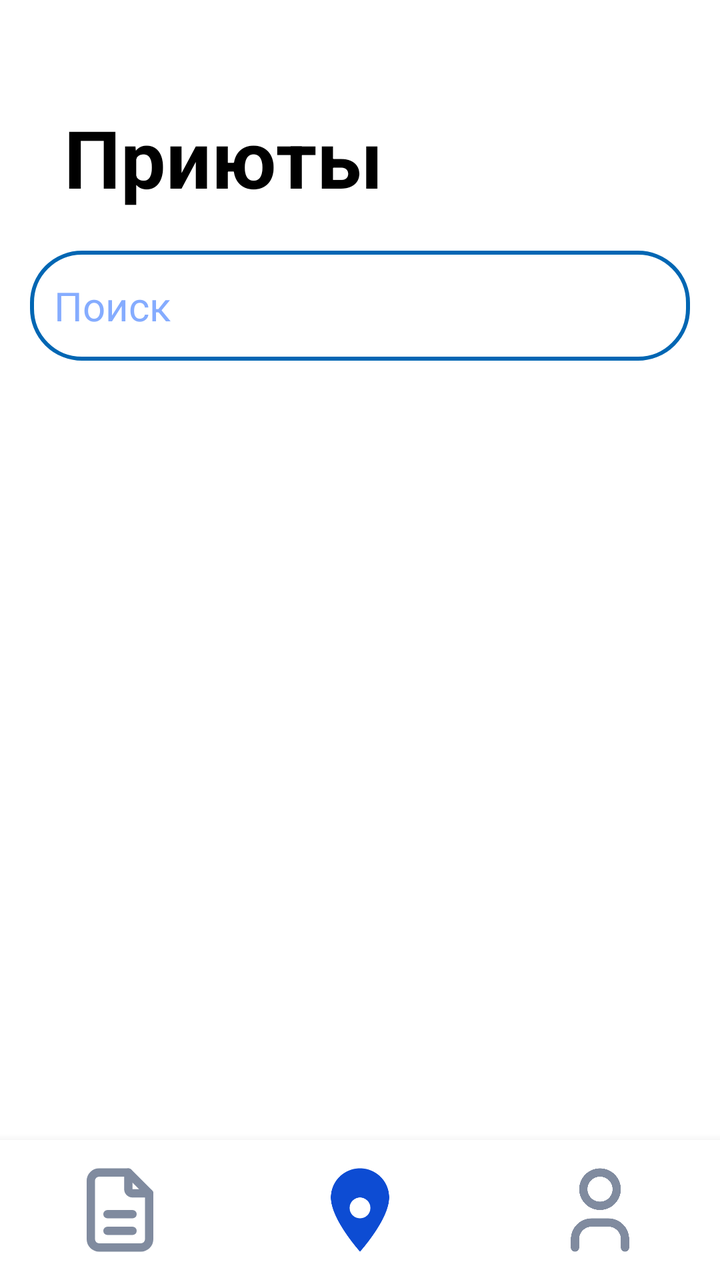
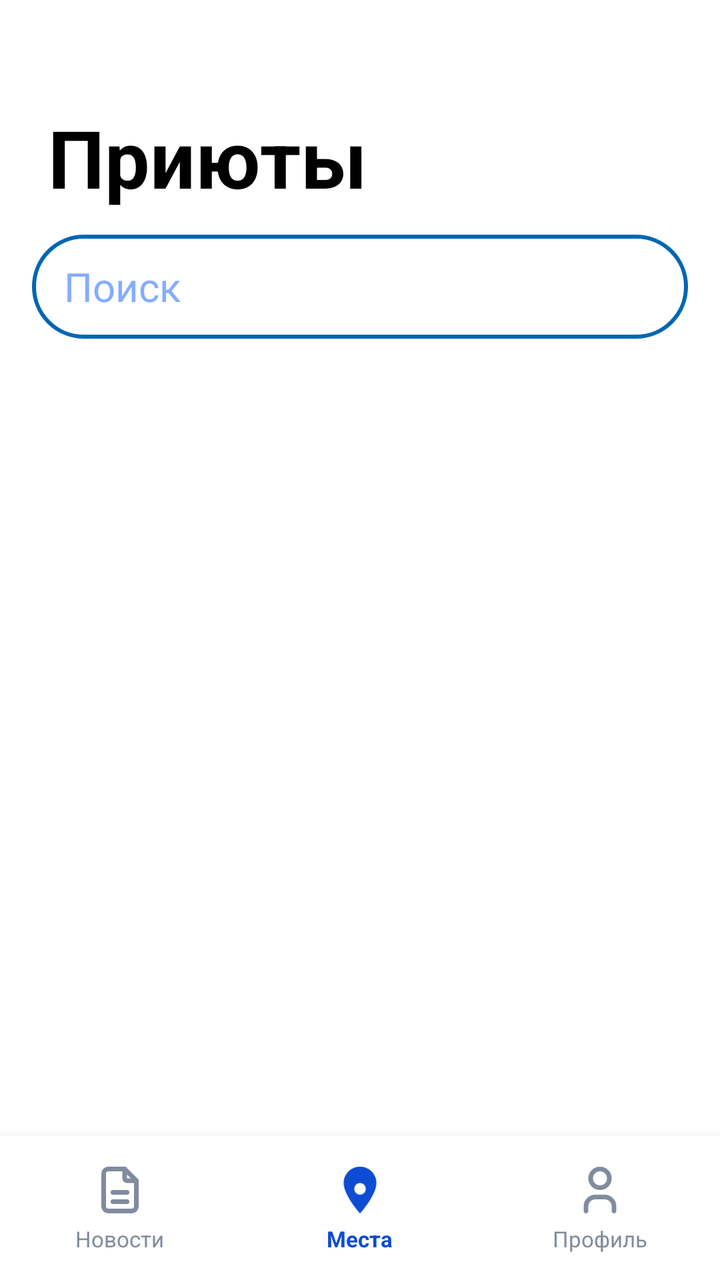

Before-and-after screenshots of an Android layout around one commit, followed by the original layout XML and the change that was made.
<!-- AndroidManifest.xml: application theme Theme.VetUslugi -->
<!-- res/layout/fragment_shelters.xml -->
<?xml version="1.0" encoding="utf-8"?>
<androidx.constraintlayout.widget.ConstraintLayout xmlns:android="http://schemas.android.com/apk/res/android"
    android:layout_width="match_parent"
    android:layout_height="match_parent"
    xmlns:app="http://schemas.android.com/apk/res-auto"
    xmlns:tools="http://schemas.android.com/tools">


    <TextView
        android:id="@+id/shelters"
        android:layout_width="wrap_content"
        android:layout_height="wrap_content"
        android:layout_marginStart="32dp"
        android:layout_marginTop="52dp"
        android:text="Приюты"
        android:textColor="?android:attr/colorPrimary"
        android:textSize="40sp"
        android:textStyle="bold"
        app:layout_constraintStart_toStartOf="parent"
        app:layout_constraintTop_toTopOf="parent" />

    <androidx.recyclerview.widget.RecyclerView
        android:id="@+id/sheltersRecycler"
        android:layout_width="400dp"
        android:layout_height="550dp"
        android:layout_marginTop="96dp"
        app:layout_constraintEnd_toEndOf="@+id/shelters"
        app:layout_constraintHorizontal_bias="0.112"
        app:layout_constraintStart_toStartOf="@+id/shelters"
        app:layout_constraintTop_toBottomOf="@+id/shelters"
        tools:itemCount="4"
        tools:listitem="@layout/item_shelter" />

    <include
        android:id="@+id/customBottomBar"
        layout="@layout/nav_bar2"
        android:layout_width="match_parent"
        android:layout_height="70dp"
        android:layout_alignParentBottom="true"
        app:layout_constraintBottom_toBottomOf="parent" />

    <EditText
        android:id="@+id/etSearch"
        android:layout_width="match_parent"
        android:layout_height="55dp"
        android:layout_marginHorizontal="15dp"
        android:layout_marginTop="20dp"
        android:hint="Поиск"
        app:layout_constraintStart_toStartOf="@+id/shelters"
        app:layout_constraintTop_toBottomOf="@+id/shelters" />

</androidx.constraintlayout.widget.ConstraintLayout>
<!-- res/layout/item_shelter.xml (included above) -->
<com.google.android.material.card.MaterialCardView xmlns:android="http://schemas.android.com/apk/res/android"
    xmlns:app="http://schemas.android.com/apk/res-auto"
    android:layout_width="match_parent"
    android:layout_height="wrap_content"
    android:layout_margin="8dp"
    app:cardCornerRadius="16dp"
    app:cardElevation="4dp"
    app:strokeColor="@color/blue"
    app:strokeWidth="2dp"
    android:backgroundTint="?android:attr/background">

    <LinearLayout
        android:layout_width="match_parent"
        android:layout_height="wrap_content"
        android:orientation="horizontal"
        android:padding="12dp">

        <ImageView
            android:id="@+id/imageView"
            android:layout_width="96dp"
            android:layout_height="96dp"
            android:scaleType="centerCrop"
            android:layout_marginEnd="12dp"
            android:background="@drawable/shelter"
            android:clipToOutline="true" />

        <LinearLayout
            android:layout_width="0dp"
            android:layout_height="wrap_content"
            android:layout_weight="1"
            android:orientation="vertical">

            <TextView
                android:id="@+id/nameShelterText"
                android:layout_width="wrap_content"
                android:layout_height="wrap_content"
                android:text="Название приюта"
                android:textColor="?android:attr/colorPrimary"
                android:textSize="16sp"
                android:textStyle="bold" />

            <LinearLayout
                android:layout_width="wrap_content"
                android:layout_height="wrap_content">
                <TextView
                    android:id="@+id/addressText"
                    android:layout_width="wrap_content"
                    android:layout_height="wrap_content"
                    android:text="Адрес:"
                    android:textColor="?android:attr/colorPrimary"
                    android:textSize="14sp"
                    android:layout_marginTop="4dp" />

                <TextView
                    android:id="@+id/addressShelterInput"
                    android:layout_width="wrap_content"
                    android:layout_height="24dp"
                    android:layout_marginStart="5dp"
                    android:layout_marginTop="4dp"
                    android:text="default"
                    android:textColor="?android:attr/colorPrimary"
                    android:textSize="14sp" />
            </LinearLayout>

            <LinearLayout
                android:layout_width="wrap_content"
                android:layout_height="wrap_content">

                <TextView
                    android:id="@+id/phoneText"
                    android:layout_width="wrap_content"
                    android:layout_height="wrap_content"
                    android:text="Телефон"
                    android:textColor="?android:attr/colorPrimary"
                    android:textSize="14sp"
                    android:layout_marginTop="2dp" />

                <TextView
                    android:id="@+id/phoneShelterInput"
                    android:layout_width="wrap_content"
                    android:layout_height="wrap_content"
                    android:text="default"
                    android:textColor="?android:attr/colorPrimary"
                    android:textSize="14sp"
                    android:layout_marginTop="2dp"
                    android:layout_marginStart="5dp"/>
            </LinearLayout>

            <LinearLayout
                android:layout_width="wrap_content"
                android:layout_height="wrap_content">
                <TextView
                    android:id="@+id/descriptionText"
                    android:layout_width="wrap_content"
                    android:layout_height="wrap_content"
                    android:text="Описание"
                    android:textColor="?android:attr/colorPrimary"
                    android:textSize="13sp"
                    android:layout_marginTop="2dp" />
                <TextView
                    android:id="@+id/descriptionShelterInput"
                    android:layout_width="wrap_content"
                    android:layout_height="wrap_content"
                    android:text="default"
                    android:textColor="?android:attr/colorPrimary"
                    android:textSize="13sp"
                    android:layout_marginTop="2dp"
                    android:layout_marginStart="5dp"/>
            </LinearLayout>

        </LinearLayout>
    </LinearLayout>
</com.google.android.material.card.MaterialCardView>
<!-- res/layout/nav_bar2.xml (included above) -->
<?xml version="1.0" encoding="utf-8"?>
<LinearLayout
    xmlns:android="http://schemas.android.com/apk/res/android"
    android:id="@+id/customBottomBar"
    android:layout_width="match_parent"
    android:layout_height="64dp"
    android:orientation="horizontal"
    android:background="@color/light_gray"
    android:gravity="center"
    android:weightSum="3"
    android:elevation="8dp">

    <LinearLayout
        android:id="@+id/nav_news"
        android:layout_width="0dp"
        android:layout_height="match_parent"
        android:layout_weight="1"
        android:gravity="center"
        android:orientation="vertical">
        <ImageView
            android:id="@+id/icon_news"
            android:layout_width="50dp"
            android:layout_height="50dp"
            android:src="@drawable/news" />
    </LinearLayout>

    <LinearLayout
        android:id="@+id/nav_places"
        android:layout_width="0dp"
        android:layout_height="match_parent"
        android:layout_weight="1"
        android:gravity="center"
        android:orientation="vertical">
        <ImageView
            android:id="@+id/icon_places"
            android:layout_width="50dp"
            android:layout_height="50dp"
            android:src="@drawable/placesselected" />
    </LinearLayout>

    <LinearLayout
        android:id="@+id/nav_profile"
        android:layout_width="0dp"
        android:layout_height="match_parent"
        android:layout_weight="1"
        android:gravity="center"
        android:orientation="vertical">
        <ImageView
            android:id="@+id/icon_profile"
            android:layout_width="50dp"
            android:layout_height="50dp"
            android:src="@drawable/profile" />
    </LinearLayout>

</LinearLayout>
<!-- resources referenced by this layout -->
<resources>
  <color name="blue">#0066B3</color>
  <color name="light_gray">#E2E2E2</color>
  <!-- drawable placesselected (drawable) -->
  <vector xmlns:android="http://schemas.android.com/apk/res/android"
      android:width="24dp"
      android:height="24dp"
      android:viewportWidth="24"
      android:viewportHeight="24">
    <path
        android:pathData="M12,2C8.13,2 5,5.13 5,9c0,5.25 7,13 7,13s7,-7.75 7,-13c0,-3.87 -3.13,-7 -7,-7z"
        android:fillColor="@color/icon_blue"/>
    <path
        android:pathData="M12,11.5m-2.5,0a2.5,2.5 0,1 1,5 0a2.5,2.5 0,1 1,-5 0"
        android:fillColor="@color/white"/>
  </vector>
  <!-- drawable shelter (drawable) -->
  <vector xmlns:android="http://schemas.android.com/apk/res/android"
      android:width="24dp"
      android:height="24dp"
      android:viewportWidth="24"
      android:viewportHeight="24">
    <path
        android:pathData="M15,3a3,3 0,0 1,3 3a3,3 0,1 1,-2.12 5.122l-4.758,4.758a3,3 0,1 1,-5.117 2.297l0,-0.177l-0.176,0a3,3 0,1 1,2.298 -5.115l4.758,-4.758a3,3 0,0 1,2.12 -5.122z"
        android:strokeLineJoin="round"
        android:strokeWidth="2"
        android:fillColor="#00000000"
        android:strokeColor="@color/icon_gray"
        android:strokeLineCap="round"/>
  </vector>
  <style name="Theme.VetUslugi" parent="Base.Theme.VetUslugi" />
  <color name="icon_gray">#808B9F</color>
  <color name="icon_blue">#0D4CD3</color>
  <color name="white">#FFFFFF</color>
  <style name="Base.Theme.VetUslugi" parent="Theme.Material3.DayNight.NoActionBar">
  
          <item name="materialButtonStyle">@style/Button</item>
          <item name="android:textViewStyle">@style/TextView</item>
          <item name="editTextStyle">@style/EditText</item>
          <item name="checkboxStyle">@style/BlueCheckBoxStyle</item>
  
          <item name="android:background">@color/white</item>
          <item name="colorPrimary">@color/black</item>
      </style>
  <style name="Button" parent="Widget.Material3.Button">
          <item name="shapeAppearanceOverlay">@style/ShapeAppearance.VetUslugi.Button</item>
          <item name="backgroundTint">@android:color/white</item>
          <item name="strokeColor">@color/blue</item>
          <item name="strokeWidth">2dp</item>
          <item name="android:textColor">@color/blue</item>
          <item name="android:textSize">20sp</item>
      </style>
  <style name="TextView" parent="android:Widget.TextView">
          <item name="android:textSize">20sp</item>
          <item name="android:textColor">@color/black</item>
      </style>
  <style name="EditText" parent="android:Widget.EditText">
          <item name="android:textColorHint">@color/light_blue</item>
          <item name="android:textSize">20sp</item>
          <item name="android:textColor">@color/blue</item>
          <item name="android:background">@drawable/rounded_corners</item>
      </style>
  <style name="BlueCheckBoxStyle" parent="Widget.AppCompat.CompoundButton.CheckBox">
          <item name="android:buttonTint">@color/checkbox_blue_tint</item>
      </style>
  <color name="black">#000000</color>
  <style name="ShapeAppearance.VetUslugi.Button" parent="ShapeAppearance.MaterialComponents.SmallComponent">
          <item name="cornerFamily">rounded</item>
          <item name="cornerSize">8dp</item>
      </style>
  <color name="light_blue">#85ACFF</color>
  <!-- unchanged entries left out for length: 3 -->
</resources>

<!-- the commit's change to res/layout/fragment_shelters.xml (unified diff, before → after) -->
@@ -1,16 +1,15 @@
 <?xml version="1.0" encoding="utf-8"?>
 <androidx.constraintlayout.widget.ConstraintLayout xmlns:android="http://schemas.android.com/apk/res/android"
+    xmlns:app="http://schemas.android.com/apk/res-auto"
+    xmlns:tools="http://schemas.android.com/tools"
     android:layout_width="match_parent"
-    android:layout_height="match_parent"
-    xmlns:app="http://schemas.android.com/apk/res-auto"
-    xmlns:tools="http://schemas.android.com/tools">
-
+    android:layout_height="match_parent">
 
     <TextView
         android:id="@+id/shelters"
         android:layout_width="wrap_content"
         android:layout_height="wrap_content"
-        android:layout_marginStart="32dp"
+        android:layout_marginStart="24dp"
         android:layout_marginTop="52dp"
         android:text="Приюты"
         android:textColor="?android:attr/colorPrimary"
@@ -19,15 +18,32 @@
         app:layout_constraintStart_toStartOf="parent"
         app:layout_constraintTop_toTopOf="parent" />
 
+    <EditText
+        android:id="@+id/etSearch"
+        android:layout_width="0dp"
+        android:layout_height="52dp"
+        android:layout_marginStart="16dp"
+        android:layout_marginEnd="16dp"
+        android:layout_marginTop="12dp"
+        android:hint="Поиск"
+        android:inputType="text"
+        android:paddingStart="16dp"
+        android:paddingEnd="16dp"
+        app:layout_constraintEnd_toEndOf="parent"
+        app:layout_constraintStart_toStartOf="parent"
+        app:layout_constraintTop_toBottomOf="@+id/shelters" />
+
     <androidx.recyclerview.widget.RecyclerView
         android:id="@+id/sheltersRecycler"
-        android:layout_width="400dp"
-        android:layout_height="550dp"
-        android:layout_marginTop="96dp"
-        app:layout_constraintEnd_toEndOf="@+id/shelters"
-        app:layout_constraintHorizontal_bias="0.112"
-        app:layout_constraintStart_toStartOf="@+id/shelters"
-        app:layout_constraintTop_toBottomOf="@+id/shelters"
+        android:layout_width="0dp"
+        android:layout_height="0dp"
+        android:layout_marginTop="8dp"
+        android:clipToPadding="false"
+        android:paddingBottom="8dp"
+        app:layout_constraintBottom_toTopOf="@+id/customBottomBar"
+        app:layout_constraintEnd_toEndOf="parent"
+        app:layout_constraintStart_toStartOf="parent"
+        app:layout_constraintTop_toBottomOf="@+id/etSearch"
         tools:itemCount="4"
         tools:listitem="@layout/item_shelter" />
 
@@ -35,19 +51,8 @@
         android:id="@+id/customBottomBar"
         layout="@layout/nav_bar2"
         android:layout_width="match_parent"
-        android:layout_height="70dp"
-        android:layout_alignParentBottom="true"
+        android:layout_height="72dp"
         app:layout_constraintBottom_toBottomOf="parent" />
-
-    <EditText
-        android:id="@+id/etSearch"
-        android:layout_width="match_parent"
-        android:layout_height="55dp"
-        android:layout_marginHorizontal="15dp"
-        android:layout_marginTop="20dp"
-        android:hint="Поиск"
-        app:layout_constraintStart_toStartOf="@+id/shelters"
-        app:layout_constraintTop_toBottomOf="@+id/shelters" />
 
 </androidx.constraintlayout.widget.ConstraintLayout>
 <!-- res/layout/item_shelter.xml (included above) -->
@@ -170,53 +175,84 @@
     xmlns:android="http://schemas.android.com/apk/res/android"
     android:id="@+id/customBottomBar"
     android:layout_width="match_parent"
-    android:layout_height="64dp"
+    android:layout_height="72dp"
     android:orientation="horizontal"
-    android:background="@color/light_gray"
+    android:background="?android:attr/background"
     android:gravity="center"
     android:weightSum="3"
     android:elevation="8dp">
 
+    
     <LinearLayout
         android:id="@+id/nav_news"
         android:layout_width="0dp"
         android:layout_height="match_parent"
         android:layout_weight="1"
         android:gravity="center"
-        android:orientation="vertical">
+        android:orientation="vertical"
+        android:paddingTop="8dp"
+        android:paddingBottom="8dp">
         <ImageView
             android:id="@+id/icon_news"
-            android:layout_width="50dp"
-            android:layout_height="50dp"
+            android:layout_width="28dp"
+            android:layout_height="28dp"
             android:src="@drawable/news" />
-    </LinearLayout>
-
+        <TextView
+            android:layout_width="wrap_content"
+            android:layout_height="wrap_content"
+            android:layout_marginTop="3dp"
+            android:text="Новости"
+            android:textSize="11sp"
+            android:textColor="@color/icon_gray" />
+    </LinearLayout>
+
+    
     <LinearLayout
         android:id="@+id/nav_places"
         android:layout_width="0dp"
         android:layout_height="match_parent"
         android:layout_weight="1"
         android:gravity="center"
-        android:orientation="vertical">
+        android:orientation="vertical"
+        android:paddingTop="8dp"
+        android:paddingBottom="8dp">
         <ImageView
             android:id="@+id/icon_places"
-            android:layout_width="50dp"
-            android:layout_height="50dp"
+            android:layout_width="28dp"
+            android:layout_height="28dp"
             android:src="@drawable/placesselected" />
-    </LinearLayout>
-
+        <TextView
+            android:layout_width="wrap_content"
+            android:layout_height="wrap_content"
+            android:layout_marginTop="3dp"
+            android:text="Места"
+            android:textSize="11sp"
+            android:textColor="@color/icon_blue"
+            android:textStyle="bold" />
+    </LinearLayout>
+
+    
     <LinearLayout
         android:id="@+id/nav_profile"
         android:layout_width="0dp"
         android:layout_height="match_parent"
         android:layout_weight="1"
         android:gravity="center"
-        android:orientation="vertical">
+        android:orientation="vertical"
+        android:paddingTop="8dp"
+        android:paddingBottom="8dp">
         <ImageView
             android:id="@+id/icon_profile"
-            android:layout_width="50dp"
-            android:layout_height="50dp"
+            android:layout_width="28dp"
+            android:layout_height="28dp"
             android:src="@drawable/profile" />
+        <TextView
+            android:layout_width="wrap_content"
+            android:layout_height="wrap_content"
+            android:layout_marginTop="3dp"
+            android:text="Профиль"
+            android:textSize="11sp"
+            android:textColor="@color/icon_gray" />
     </LinearLayout>
 
 </LinearLayout>
<!-- resource entries referenced after the edit -->
@@ -1,7 +1,6 @@
 <!-- resources referenced by this layout -->
 <resources>
   <color name="blue">#0066B3</color>
-  <color name="light_gray">#E2E2E2</color>
   <!-- drawable placesselected (drawable) -->
   <vector xmlns:android="http://schemas.android.com/apk/res/android"
       android:width="24dp"
